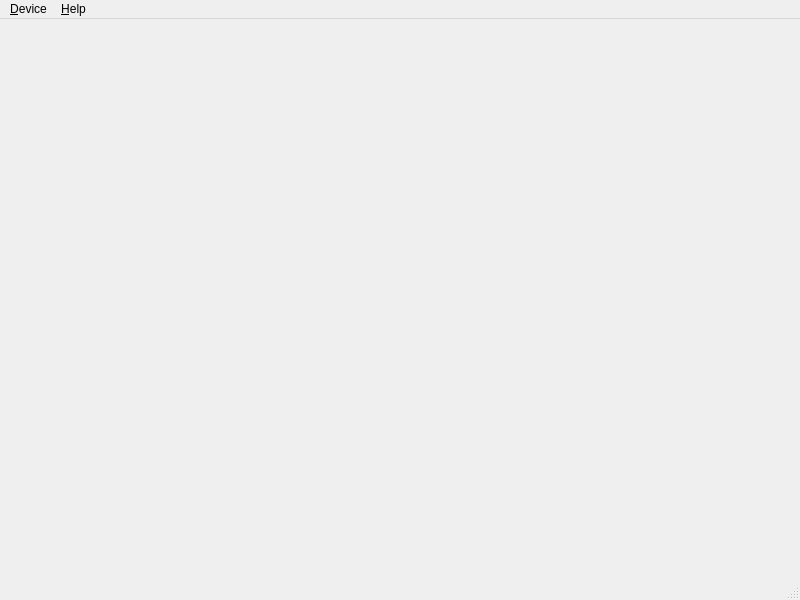
This is src/devicewindow.ui in bloguetronica/mcp2210-com as Qt 5 draws it before an edit. The edited form follows.
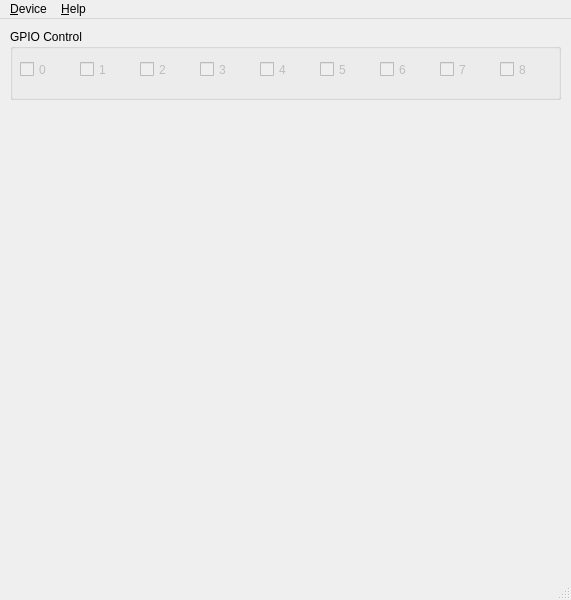
This is the edited form. Icons and pictures are not drawn.

```diff
--- a/src/devicewindow.ui
+++ b/src/devicewindow.ui
@@ -6,7 +6,7 @@
    <rect>
     <x>0</x>
     <y>0</y>
-    <width>800</width>
+    <width>571</width>
     <height>600</height>
    </rect>
   </property>
@@ -27,13 +27,171 @@
   <property name="locale">
    <locale language="English" country="UnitedStates"/>
   </property>
-  <widget class="QWidget" name="centralWidget"/>
+  <widget class="QWidget" name="centralWidget">
+   <widget class="QGroupBox" name="groupBoxGPIOControl">
+    <property name="geometry">
+     <rect>
+      <x>10</x>
+      <y>10</y>
+      <width>551</width>
+      <height>71</height>
+     </rect>
+    </property>
+    <property name="title">
+     <string>GPIO Control</string>
+    </property>
+    <widget class="QCheckBox" name="checkBoxGPIO0">
+     <property name="enabled">
+      <bool>false</bool>
+     </property>
+     <property name="geometry">
+      <rect>
+       <x>10</x>
+       <y>30</y>
+       <width>51</width>
+       <height>21</height>
+      </rect>
+     </property>
+     <property name="text">
+      <string>0</string>
+     </property>
+    </widget>
+    <widget class="QCheckBox" name="checkBoxGPIO1">
+     <property name="enabled">
+      <bool>false</bool>
+     </property>
+     <property name="geometry">
+      <rect>
+       <x>70</x>
+       <y>30</y>
+       <width>51</width>
+       <height>21</height>
+      </rect>
+     </property>
+     <property name="text">
+      <string>1</string>
+     </property>
+    </widget>
+    <widget class="QCheckBox" name="checkBoxGPIO2">
+     <property name="enabled">
+      <bool>false</bool>
+     </property>
+     <property name="geometry">
+      <rect>
+       <x>130</x>
+       <y>30</y>
+       <width>51</width>
+       <height>21</height>
+      </rect>
+     </property>
+     <property name="text">
+      <string>2</string>
+     </property>
+    </widget>
+    <widget class="QCheckBox" name="checkBoxGPIO3">
+     <property name="enabled">
+      <bool>false</bool>
+     </property>
+     <property name="geometry">
+      <rect>
+       <x>190</x>
+       <y>30</y>
+       <width>51</width>
+       <height>21</height>
+      </rect>
+     </property>
+     <property name="text">
+      <string>3</string>
+     </property>
+    </widget>
+    <widget class="QCheckBox" name="checkBoxGPIO4">
+     <property name="enabled">
+      <bool>false</bool>
+     </property>
+     <property name="geometry">
+      <rect>
+       <x>250</x>
+       <y>30</y>
+       <width>51</width>
+       <height>21</height>
+      </rect>
+     </property>
+     <property name="text">
+      <string>4</string>
+     </property>
+    </widget>
+    <widget class="QCheckBox" name="checkBoxGPIO5">
+     <property name="enabled">
+      <bool>false</bool>
+     </property>
+     <property name="geometry">
+      <rect>
+       <x>310</x>
+       <y>30</y>
+       <width>51</width>
+       <height>21</height>
+      </rect>
+     </property>
+     <property name="text">
+      <string>5</string>
+     </property>
+    </widget>
+    <widget class="QCheckBox" name="checkBoxGPIO6">
+     <property name="enabled">
+      <bool>false</bool>
+     </property>
+     <property name="geometry">
+      <rect>
+       <x>370</x>
+       <y>30</y>
+       <width>51</width>
+       <height>21</height>
+      </rect>
+     </property>
+     <property name="text">
+      <string>6</string>
+     </property>
+    </widget>
+    <widget class="QCheckBox" name="checkBoxGPIO7">
+     <property name="enabled">
+      <bool>false</bool>
+     </property>
+     <property name="geometry">
+      <rect>
+       <x>430</x>
+       <y>30</y>
+       <width>51</width>
+       <height>21</height>
+      </rect>
+     </property>
+     <property name="text">
+      <string>7</string>
+     </property>
+    </widget>
+    <widget class="QCheckBox" name="checkBoxGPIO8">
+     <property name="enabled">
+      <bool>false</bool>
+     </property>
+     <property name="geometry">
+      <rect>
+       <x>490</x>
+       <y>30</y>
+       <width>51</width>
+       <height>21</height>
+      </rect>
+     </property>
+     <property name="text">
+      <string>8</string>
+     </property>
+    </widget>
+   </widget>
+  </widget>
   <widget class="QMenuBar" name="menuBar">
    <property name="geometry">
     <rect>
      <x>0</x>
      <y>0</y>
-     <width>800</width>
+     <width>571</width>
      <height>30</height>
     </rect>
    </property>
```
